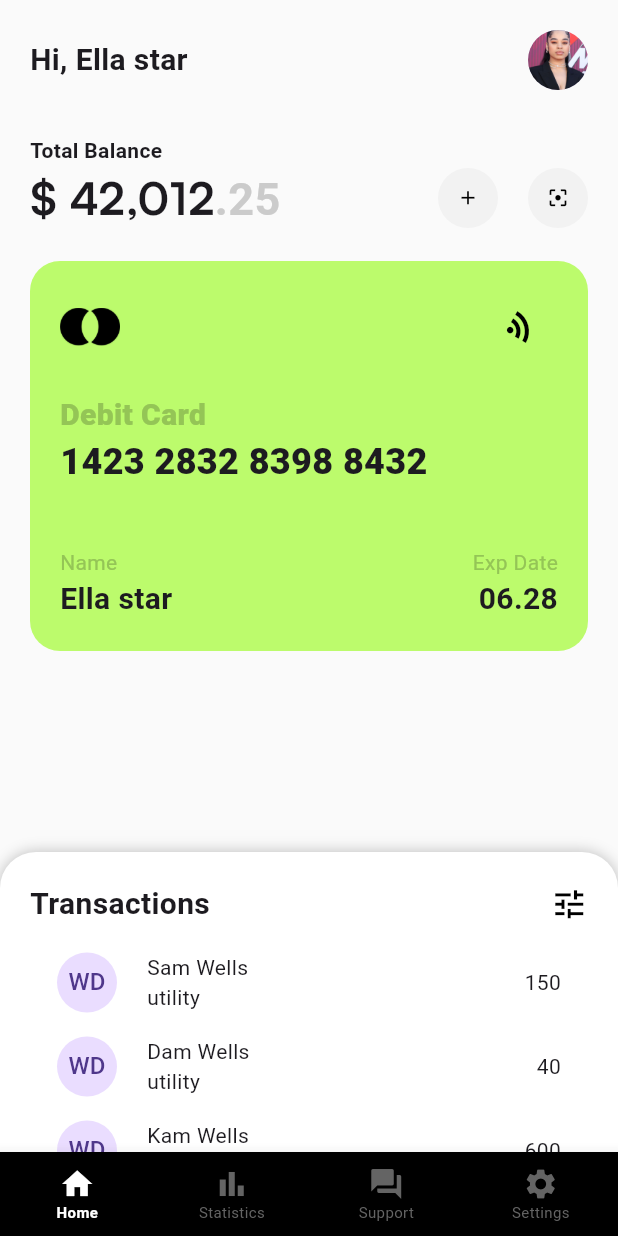
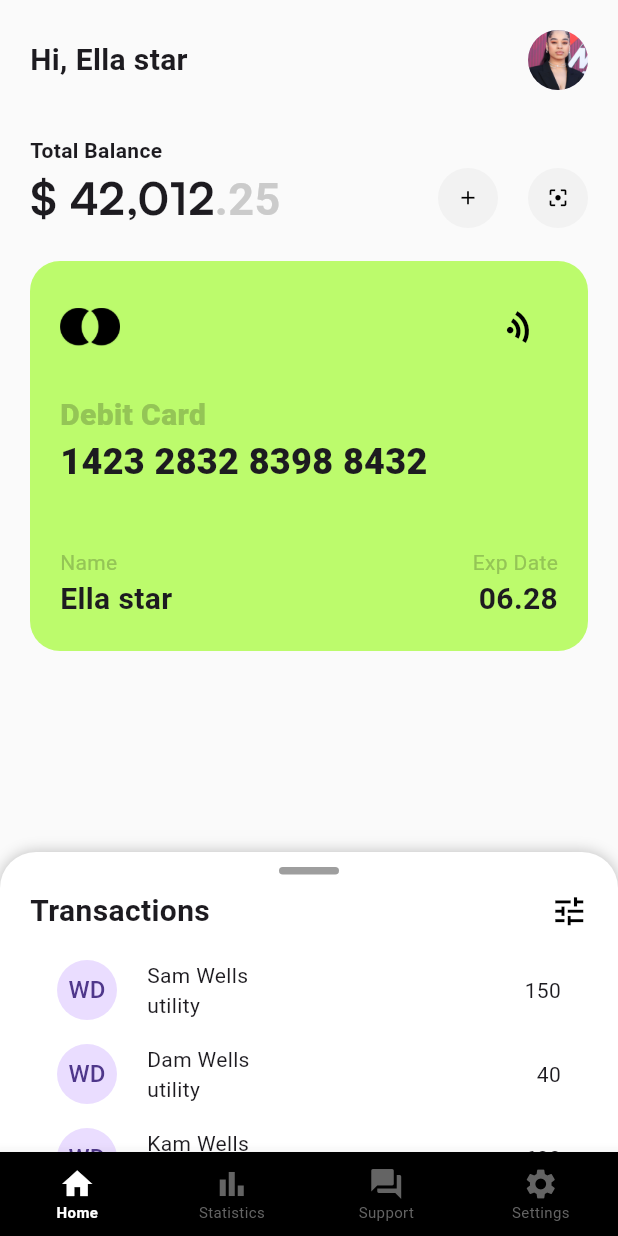
Before and after one commit to fixitsammie/sbank, a Flutter app: the UserDashboard screen opened by its route, on a phone screen of 412 x 824 dp. Run offline on Flutter 3.47's test engine with Material 3 defaults, Android fonts, the phone set to English and light mode, and no system bars; drawn by our look-alikes of sliding_up_panel; our stand-ins replace firebase_auth, firebase_core, shared_preferences; missing offline and left inert: firebase_ui_auth, flutter_stack_toast; accounts and stored records are empty.

Commit message:
Transactions pill

```diff
--- a/lib/pages/user_dashboard.dart
+++ b/lib/pages/user_dashboard.dart
@@ -36,9 +36,16 @@ class _UserDashboardState extends State<UserDashboard> {
             maxHeight: 700,
             controller: _pc,
             panel: Container(
-              padding: EdgeInsets.all(20),
+              padding: EdgeInsets.only(top:10,left:20,right:20,bottom:20),
               child: Column(
                 children: [
+                  Row(crossAxisAlignment: CrossAxisAlignment.center,
+                  mainAxisAlignment: MainAxisAlignment.center,
+                    children: [
+                Container(height:5,width:40,decoration: BoxDecoration(color: Colors.grey,borderRadius: BorderRadius.circular(20),))
+                    ]
+                  ),
+                  SizedBox(height:10),
                   Row(
                       mainAxisAlignment: MainAxisAlignment.spaceBetween,
                       children: [
--- a/lib/widgets/bottom_navigation.dart
+++ b/lib/widgets/bottom_navigation.dart
@@ -29,7 +29,7 @@ class MyBottomNavBar extends State<Mybottom> {
         break;
 
       case 2:
-        _url = '/cart';
+        _url = '/settings';
         break;
 
       default:
```
